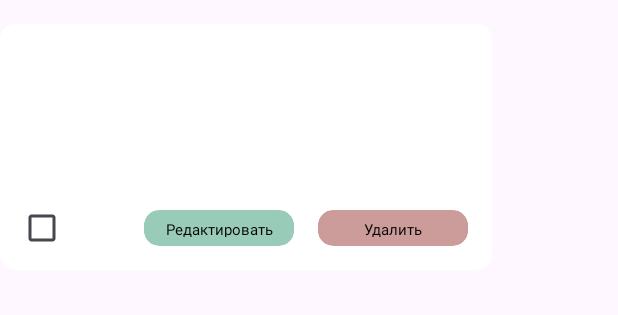
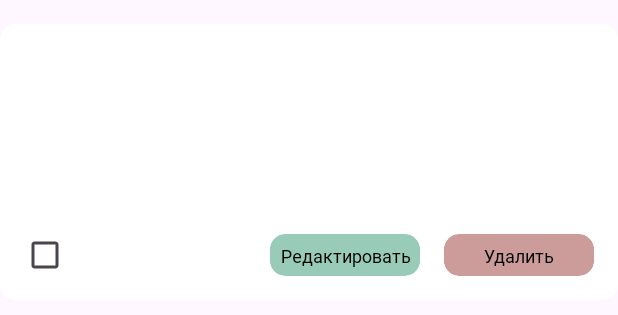
Before and after one commit to Leonid-DD/NotesApplication, an Android app: the layout note_card_layout.xml on its own in the app's theme, with its tools: preview values and no code run, on a phone screen of 412 x 824 dp. Shown: the top 315 px of the screen. Run offline under Robolectric (Android 15) with nearby library versions, the phone set to English and light mode, and no system bars.

Commit message:
Almost done

```diff
--- a/app/src/main/AndroidManifest.xml
+++ b/app/src/main/AndroidManifest.xml
@@ -21,6 +21,9 @@
                 <category android:name="android.intent.category.LAUNCHER" />
             </intent-filter>
         </activity>
+        <activity android:name=".AddNote">
+
+        </activity>
     </application>
 
 </manifest>
--- a/app/src/main/res/layout/activity_main.xml
+++ b/app/src/main/res/layout/activity_main.xml
@@ -2,8 +2,8 @@
 <androidx.constraintlayout.widget.ConstraintLayout xmlns:android="http://schemas.android.com/apk/res/android"
     xmlns:app="http://schemas.android.com/apk/res-auto"
     xmlns:tools="http://schemas.android.com/tools"
-    android:layout_width="360dp"
-    android:layout_height="780dp"
+    android:layout_width="match_parent"
+    android:layout_height="match_parent"
     tools:context=".MainActivity">
 
     <androidx.recyclerview.widget.RecyclerView
--- a/app/src/main/res/layout/add_note_layout.xml
+++ b/app/src/main/res/layout/add_note_layout.xml
@@ -2,8 +2,8 @@
 <androidx.constraintlayout.widget.ConstraintLayout xmlns:android="http://schemas.android.com/apk/res/android"
     xmlns:app="http://schemas.android.com/apk/res-auto"
     xmlns:tools="http://schemas.android.com/tools"
-    android:layout_width="360dp"
-    android:layout_height="780dp"
+    android:layout_width="match_parent"
+    android:layout_height="match_parent"
     tools:context=".MainActivity">
 
     <EditText
--- a/app/src/main/res/layout/note_card_layout.xml
+++ b/app/src/main/res/layout/note_card_layout.xml
@@ -1,7 +1,7 @@
 <?xml version="1.0" encoding="utf-8"?>
 <FrameLayout xmlns:android="http://schemas.android.com/apk/res/android"
-    android:layout_width="328dp"
-    android:layout_height="180dp"
+    android:layout_width="match_parent"
+    android:layout_height="200dp"
     xmlns:app="http://schemas.android.com/apk/res-auto">
 
     <androidx.cardview.widget.CardView
@@ -18,42 +18,43 @@
             <TextView
                 android:id="@+id/noteTitleTextView"
                 android:layout_width="wrap_content"
-                android:layout_height="20dp"
+                android:layout_height="wrap_content"
                 app:layout_constraintStart_toStartOf="parent"
                 app:layout_constraintTop_toTopOf="parent"
                 android:layout_marginStart="16dp"
                 android:layout_marginTop="8dp"
-                android:textAppearance="@font/roboto_regular"
+                android:textAppearance="@style/RobotoMedium"
+                android:maxLines="1"
                 android:textSize="18sp"/>
 
             <TextView
                 android:id="@+id/noteTextTextView"
                 android:layout_width="296dp"
-                android:layout_height="48dp"
+                android:layout_height="wrap_content"
                 app:layout_constraintStart_toStartOf="parent"
                 app:layout_constraintTop_toBottomOf="@+id/noteTitleTextView"
                 android:layout_marginStart="16dp"
                 android:layout_marginTop="8dp"
                 android:textSize="14sp"
-                android:textAppearance="@font/roboto_regular"
+                android:textAppearance="@style/RobotoRegular"
                 android:maxLines="3"/>
 
             <TextView
                 android:id="@+id/noteCategoryPriorityTextView"
                 android:layout_width="wrap_content"
-                android:layout_height="32dp"
+                android:layout_height="wrap_content"
                 app:layout_constraintStart_toStartOf="parent"
                 app:layout_constraintTop_toBottomOf="@+id/noteTextTextView"
                 android:layout_marginStart="16dp"
                 android:layout_marginTop="8dp"
                 android:textSize="12sp"
-                android:textAppearance="@font/roboto_regular"
+                android:textAppearance="@style/RobotoRegular"
                 android:maxLines="2"/>
 
             <CheckBox
                 android:id="@+id/noteStatusCheckBox"
-                android:layout_width="24dp"
-                android:layout_height="24dp"
+                android:layout_width="28dp"
+                android:layout_height="28dp"
                 android:layout_marginStart="16dp"
                 android:layout_marginBottom="16dp"
                 app:layout_constraintBottom_toBottomOf="parent"
@@ -61,7 +62,7 @@
 
             <androidx.cardview.widget.CardView
                 android:layout_width="100dp"
-                android:layout_height="24dp"
+                android:layout_height="28dp"
                 app:cardCornerRadius="10dp"
                 app:cardBackgroundColor="@color/lightBlue"
                 app:cardElevation="0dp"
@@ -70,24 +71,24 @@
                 app:layout_constraintEnd_toStartOf="@id/noteDeleteButton"
                 app:layout_constraintBottom_toBottomOf="parent"/>
 
-            <com.google.android.material.button.MaterialButton
+            <Button
                 android:id="@+id/noteEditButton"
                 android:layout_width="100dp"
-                android:layout_height="24dp"
+                android:layout_height="28dp"
                 style="@style/EditStyle"
                 app:layout_constraintEnd_toStartOf="@id/noteDeleteButton"
                 app:layout_constraintBottom_toBottomOf="parent"
                 android:layout_marginEnd="16dp"
                 android:layout_marginBottom="16dp"
                 android:textAllCaps="false"
-                android:textSize="10sp"
+                android:textSize="12sp"
                 android:textColor="@color/black"
-                android:textAppearance="@font/roboto_regular"
+                android:textAppearance="@style/RobotoRegular"
                 android:text="@string/noteEdit"/>
 
             <androidx.cardview.widget.CardView
                 android:layout_width="100dp"
-                android:layout_height="24dp"
+                android:layout_height="28dp"
                 app:cardCornerRadius="10dp"
                 app:cardBackgroundColor="@color/lightRed"
                 app:cardElevation="0dp"
@@ -96,19 +97,19 @@
                 app:layout_constraintEnd_toEndOf="parent"
                 app:layout_constraintBottom_toBottomOf="parent"/>
 
-            <com.google.android.material.button.MaterialButton
+            <Button
                 android:id="@+id/noteDeleteButton"
                 android:layout_width="100dp"
-                android:layout_height="24dp"
+                android:layout_height="28dp"
                 style="@style/DelStyle"
                 app:layout_constraintEnd_toEndOf="parent"
                 app:layout_constraintBottom_toBottomOf="parent"
                 android:layout_marginEnd="16dp"
                 android:layout_marginBottom="16dp"
                 android:textAllCaps="false"
-                android:textSize="10sp"
+                android:textSize="12sp"
                 android:textColor="@color/black"
-                android:textAppearance="@font/roboto_regular"
+                android:textAppearance="@style/RobotoRegular"
                 android:text="@string/noteDelete"/>
 
         </androidx.constraintlayout.widget.ConstraintLayout>
--- a/app/src/main/res/values/styles.xml
+++ b/app/src/main/res/values/styles.xml
@@ -18,4 +18,10 @@
         <item name="android:padding">0dp</item>
         <item name="android:stateListAnimator">@null</item>
     </style>
+    <style name="RobotoRegular">
+        <item name="android:fontFamily">@font/roboto_regular</item>
+    </style>
+    <style name="RobotoMedium">
+        <item name="android:fontFamily">@font/roboto_medium</item>
+    </style>
 </resources>
```
Also changed, not shown: app/src/main/java/com/example/notesapplication/AddNote.java (+49 -1 lines), app/src/main/java/com/example/notesapplication/DBHelper.java (+31 -0 lines), app/src/main/java/com/example/notesapplication/MainActivity.java (+23 -1 lines), app/src/main/java/com/example/notesapplication/NotesAdapter.java (+17 -14 lines), app/src/main/res/font/roboto_medium.ttf (added).
